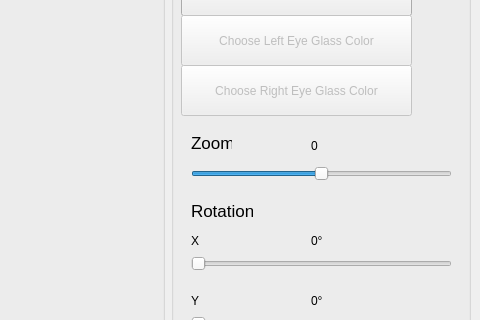
This is Qt-Anaglyph/mainwindow.ui in wrutkowski/Qt-Anaglyph as Qt 5 draws it before an edit; both pictures show x 720 to 1200 and y 292 to 612 of the 1200 by 750 pixel window. The edited form follows.
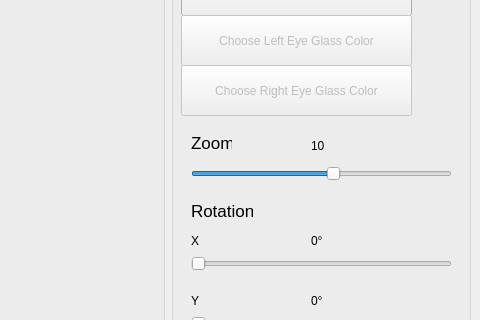
This is the edited form.

Commit message: zoom fix, now initial value 10

Diff of the .ui file:
```diff
--- a/Qt-Anaglyph/mainwindow.ui
+++ b/Qt-Anaglyph/mainwindow.ui
@@ -513,13 +513,13 @@
          </rect>
         </property>
         <property name="minimum">
-         <number>-10</number>
+         <number>-100</number>
         </property>
         <property name="maximum">
-         <number>10</number>
+         <number>100</number>
         </property>
         <property name="value">
-         <number>0</number>
+         <number>10</number>
         </property>
         <property name="orientation">
          <enum>Qt::Horizontal</enum>
@@ -553,7 +553,7 @@
          </rect>
         </property>
         <property name="text">
-         <string>0</string>
+         <string>10</string>
         </property>
        </widget>
       </widget>
```
The commit also changes 1 other file.
